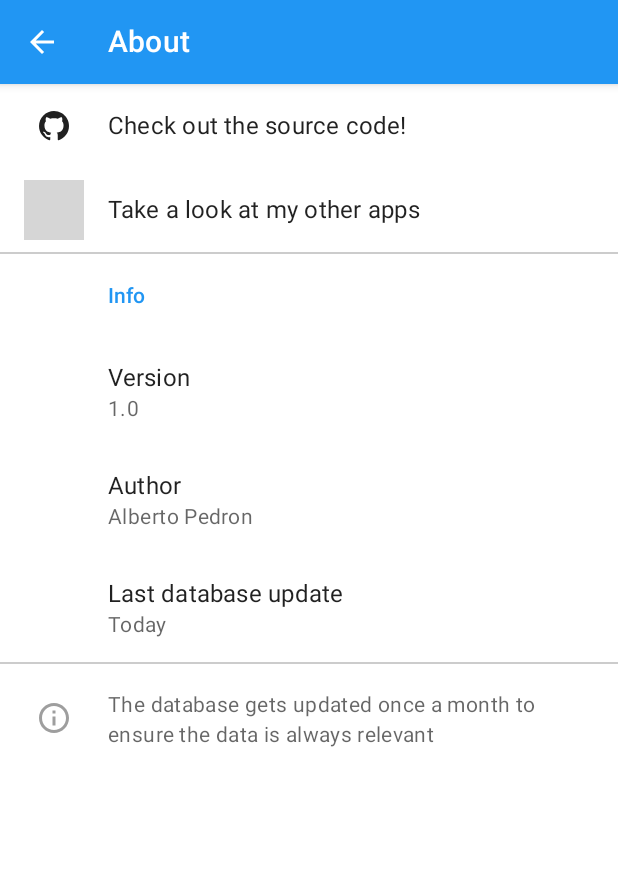
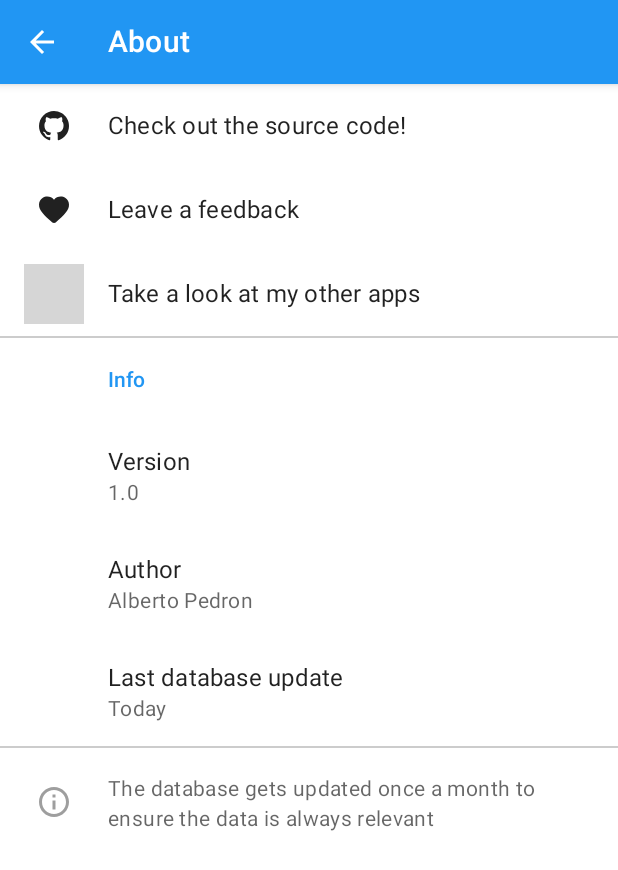
Before and after one commit to Alberto97/OUILookup, an Android app built with Jetpack Compose: the @Preview function Preview, on a phone screen of 412 x 824 dp. Shown: the top 870 px of the screen. Run offline under Robolectric (Android 15) with nearby library versions, the light colour scheme and no system bars; our stand-ins replace Dagger/Hilt's generated code; grey boxes are pictures that could not be loaded.

Commit message:
About: Add feedback entry

```diff
--- a/app/src/main/java/org/alberto97/ouilookup/ui/about/AboutScreen.kt
+++ b/app/src/main/java/org/alberto97/ouilookup/ui/about/AboutScreen.kt
@@ -9,6 +9,7 @@ import androidx.compose.material.icons.Icons
 import androidx.compose.material.icons.filled.ArrowBack
 import androidx.compose.material.icons.outlined.Info
 import androidx.compose.material.icons.rounded.Android
+import androidx.compose.material.icons.rounded.Favorite
 import androidx.compose.runtime.Composable
 import androidx.compose.runtime.CompositionLocalProvider
 import androidx.compose.runtime.collectAsState
@@ -39,6 +40,7 @@ fun AboutScreen(
         appVersion = appVersion,
         lastDbUpdate = lastDbUpdate,
         openRepository = { viewModel.openRepository() },
+        openAppStoreForReview = { viewModel.openAppStoreForReview() },
         openOtherApps =  { viewModel.openOtherApps() },
         onBackClick = { navController.popBackStack() }
     )
@@ -49,6 +51,7 @@ fun AboutScreen(
 fun AboutScreen(
     onBackClick: () -> Unit,
     openRepository: () -> Unit,
+    openAppStoreForReview: () -> Unit,
     openOtherApps: () -> Unit,
     appStore: AppStore,
     appVersion: String,
@@ -69,6 +72,11 @@ fun AboutScreen(
                 icon = { ListIcon { Icon(painterResource(R.drawable.ic_github), null) } },
                 text = { Text(stringResource(R.string.about_repository_title)) },
                 modifier = Modifier.clickable { openRepository() }
+            )
+            ListItem(
+                icon = { ListIcon { Icon(Icons.Rounded.Favorite, null) } },
+                text = { Text(stringResource(R.string.about_leave_feedback_title)) },
+                modifier = Modifier.clickable { openAppStoreForReview() }
             )
             ListItem(
                 icon = { OtherAppsIcon(appStore) },
@@ -147,7 +155,7 @@ private fun UpdateInfoIcon() {
 private fun Preview() {
     OUILookupTheme {
         Surface {
-            AboutScreen({ }, { }, { }, AppStore.PlayStore, "1.0", "Today")
+            AboutScreen({ }, { }, { }, { }, AppStore.PlayStore, "1.0", "Today")
         }
     }
 }
--- a/app/src/main/java/org/alberto97/ouilookup/ui/about/AboutViewModel.kt
+++ b/app/src/main/java/org/alberto97/ouilookup/ui/about/AboutViewModel.kt
@@ -41,6 +41,10 @@ class AboutViewModel @Inject constructor(
         app.startActivity(intent)
     }
 
+    fun openAppStoreForReview() {
+        appStoreUtils.openForReview()
+    }
+
     fun openOtherApps() {
         appStoreUtils.openOtherApps()
     }
--- a/app/src/main/res/values/strings.xml
+++ b/app/src/main/res/values/strings.xml
@@ -24,6 +24,7 @@
     <!-- About -->
     <string name="about_title">About</string>
     <string name="about_category_info">Info</string>
+    <string name="about_leave_feedback_title">Leave a feedback</string>
     <string name="about_other_apps_title">Take a look at my other apps</string>
     <string name="about_repository_title">Check out the source code!</string>
     <string name="about_author">Author</string>
```
